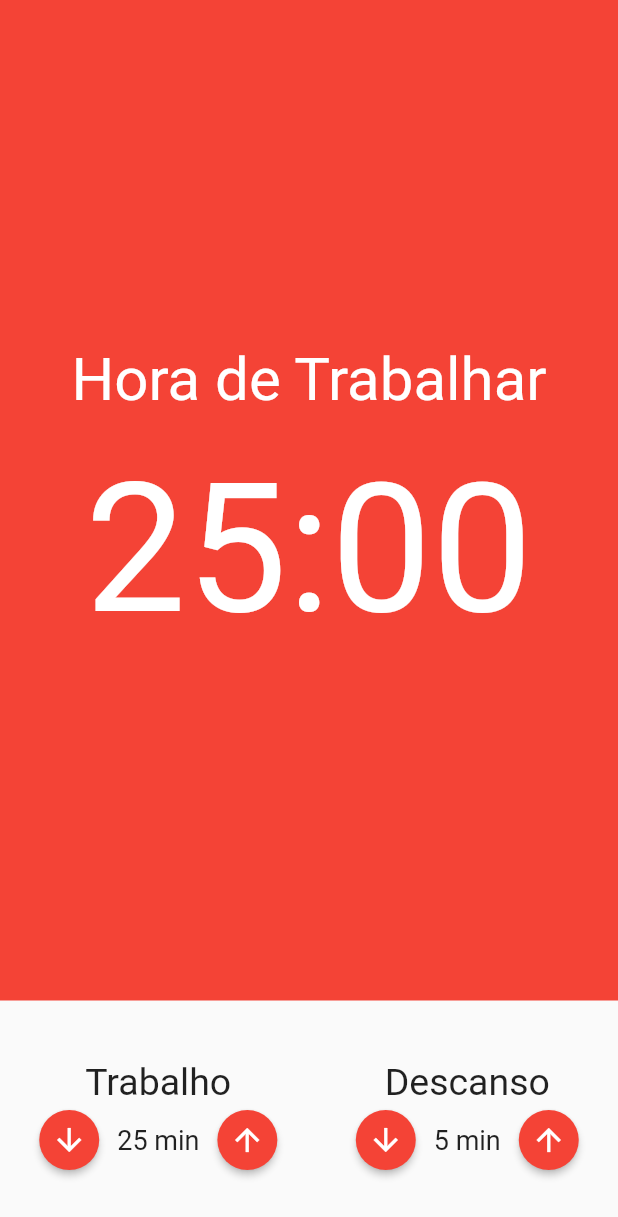
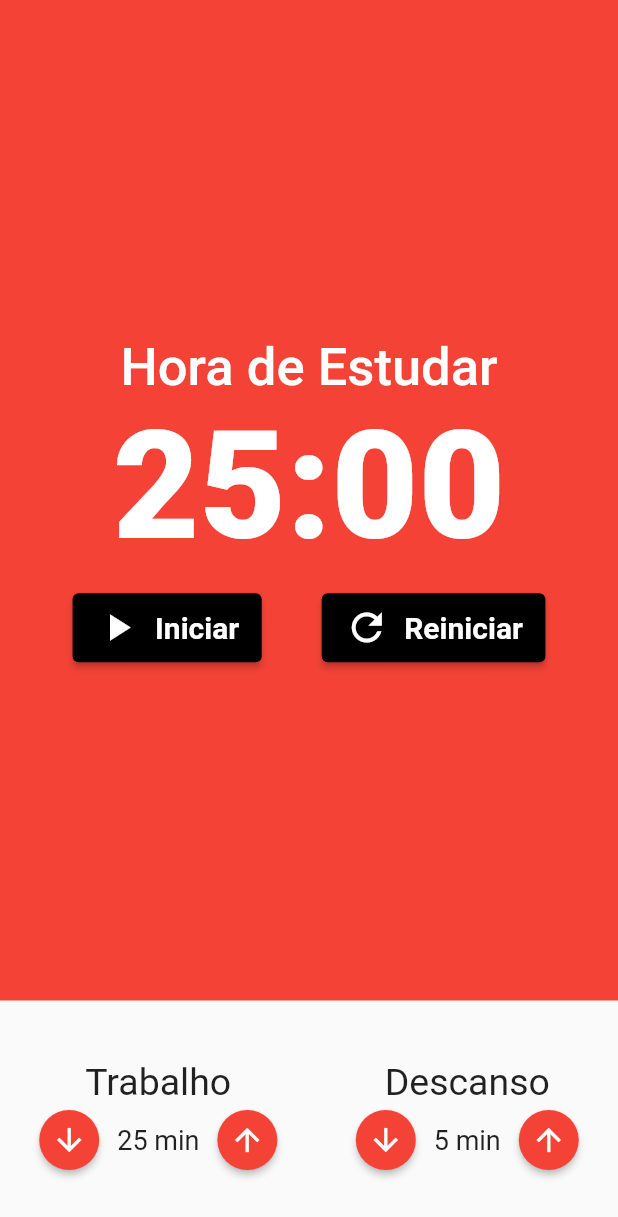
Before and after one commit to Mott4/pomodoro, a Flutter app: the screen it shows after launch, on a phone screen of 412 x 824 dp. Shown: the top 1217 px of the screen. Run offline on Flutter 3.47's test engine with Material 2 defaults, Android fonts, the phone set to English and light mode, and no system bars; our stand-ins replace mobx; generated files the repository leaves out were written again; Roboto replaces fonts that are missing (Montserrat).

Commit message:
task: cronometro + widget para botoes de parar, reiniciar e iniciar

```diff
--- a/lib/components/cronometro.dart
+++ b/lib/components/cronometro.dart
@@ -1,4 +1,5 @@
 import 'package:flutter/material.dart';
+import 'package:pomodoro/components/cronometro_botao.dart';
 
 class Cronometro extends StatelessWidget {
   const Cronometro({super.key});
@@ -10,20 +11,58 @@ class Cronometro extends StatelessWidget {
       child: Column(
         mainAxisAlignment: MainAxisAlignment.center,
         children: [
+          // =============================================================== //
+          //                           Cronometro                            //
+          // =============================================================== //
           Text(
-            'Hora de Trabalhar',
+            'Hora de Estudar',
             style: TextStyle(
-              fontSize: 40,
+              fontSize: 35,
               color: Colors.white,
+              fontFamily: 'Montserrat',
+              fontWeight: FontWeight.w500,
             ),
           ),
-          SizedBox(height: 20),
           Text(
             '25:00',
             style: TextStyle(
-              fontSize: 120,
+              fontSize: 100,
               color: Colors.white,
+              fontFamily: 'Montserrat',
+              fontWeight: FontWeight.w900,
             ),
+          ),
+          SizedBox(height: 12),
+
+          // =============================================================== //
+          //                Botões Iniciar, Parar e Reiniciar                //
+          // =============================================================== //
+
+          Row(
+            mainAxisAlignment: MainAxisAlignment.center,
+            children: [
+              Padding(
+                padding: const EdgeInsets.only(right: 20),
+                child: CronometroBotao(
+                  texto: 'Iniciar',
+                  icone: Icons.play_arrow,
+                ),
+              ),
+              // Padding(
+              //   padding: const EdgeInsets.only(right: 20),
+              //   child: CronometroBotao(
+              //     texto: 'Parar',
+              //     icone: Icons.stop,
+              //   ),
+              // ),
+              Padding(
+                padding: const EdgeInsets.only(left: 20),
+                child: CronometroBotao(
+                  texto: 'Reiniciar',
+                  icone: Icons.refresh,
+                ),
+              ),
+            ],
           ),
         ],
       ),
--- /dev/null
+++ b/lib/components/cronometro_botao.dart
@@ -0,0 +1,39 @@
+import 'package:flutter/material.dart';
+import 'package:pomodoro/store/pomodoro.store.dart';
+import 'package:provider/provider.dart';
+
+class CronometroBotao extends StatelessWidget {
+  final String texto;
+  final IconData icone;
+
+  const CronometroBotao({
+    Key? key,
+    required this.texto,
+    required this.icone,
+  }) : super(key: key);
+
+  @override
+  Widget build(BuildContext context) {
+    // final store = Provider.of<PomodoroStore>(context);
+
+    return ElevatedButton(
+      style: ElevatedButton.styleFrom(
+        backgroundColor: Colors.black,
+        padding: EdgeInsets.symmetric(horizontal: 15, vertical: 8),
+      ),
+      onPressed: () {},
+      child: Row(
+        children: [
+          Padding(
+            padding: const EdgeInsets.only(right: 10),
+            child: Icon(icone, size: 30),
+          ),
+          Text(
+            texto,
+            style: TextStyle(fontSize: 20, fontFamily: 'Montserrat', fontWeight: FontWeight.w700),
+          ),
+        ],
+      ),
+    );
+  }
+}
```
